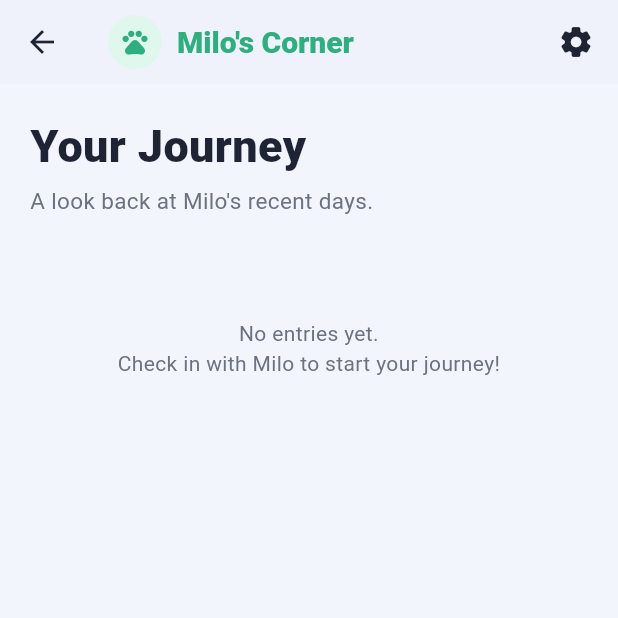
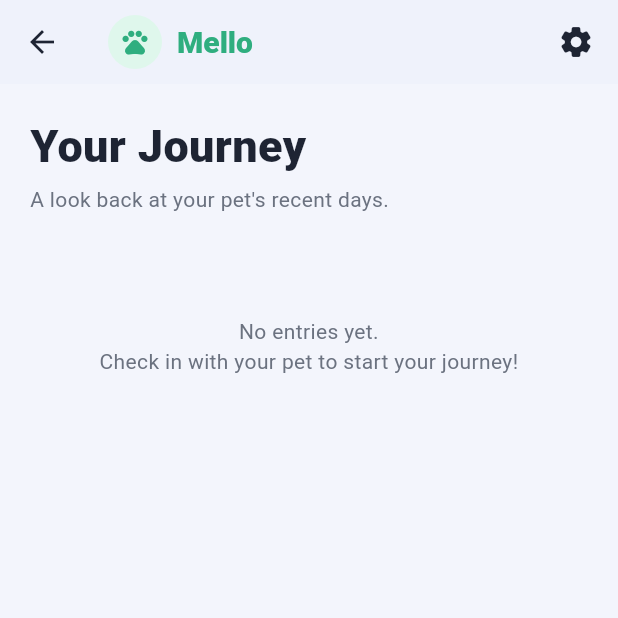
Before and after one commit to melissalau17/ai-wellness-pet-fe, a Flutter app: the HistoryScreen screen opened directly, on a phone screen of 412 x 824 dp, the top half of it. Run offline on Flutter 3.47's test engine with Material 3 defaults, Android fonts, the phone set to English and light mode, and no system bars; our stand-ins replace flutter_dotenv, shared_preferences; accounts and stored records are empty.

Commit message:
integrated new APIs and improved design

```diff
--- a/lib/main.dart
+++ b/lib/main.dart
@@ -10,25 +10,20 @@ import 'widgets/bottom_nav.dart';
 Future<void> main() async {
   WidgetsFlutterBinding.ensureInitialized();
   await dotenv.load(fileName: '.env');
-  runApp(const MilosCornerApp());
+  runApp(MelloApp(apiBaseUrl: dotenv.env['API_BASE_URL'] ?? 'https://ai-wellness-pet.onrender.com/api/v1'));
 }
 
-class MilosCornerApp extends StatelessWidget {
-  const MilosCornerApp({super.key});
+class MelloApp extends StatelessWidget {
+  final String apiBaseUrl;
+  const MelloApp({super.key, required this.apiBaseUrl});
 
   @override
   Widget build(BuildContext context) {
-    final baseUrl = dotenv.env['API_BASE_URL'] ??
-        const String.fromEnvironment(
-          'API_BASE_URL',
-          defaultValue: 'https://ai-wellness-pet.onrender.com/api/v1',
-        );
-
     return ChangeNotifierProvider(
-      create: (_) => PetProvider(ApiService(baseUrl: baseUrl))
+      create: (_) => PetProvider(ApiService(baseUrl: apiBaseUrl))
         ..loadFromStorage(),
       child: MaterialApp(
-        title: "Milo's Corner",
+        title: "Mello",
         debugShowCheckedModeBanner: false,
         theme: AppTheme.light(),
         home: const _RootRouter(),
@@ -37,8 +32,6 @@ class MilosCornerApp extends StatelessWidget {
   }
 }
 
-/// Shows a splash while local storage loads, then routes to onboarding
-/// or straight into the app shell depending on whether setup is done.
 class _RootRouter extends StatelessWidget {
   const _RootRouter();
 
@@ -47,8 +40,6 @@ class _RootRouter extends StatelessWidget {
     return Consumer<PetProvider>(
       builder: (context, provider, _) {
         if (provider.userId == null && !provider.onboarded) {
-          // Still might be loading from storage on first frame; a tiny
-          // splash avoids a flash of the onboarding screen.
           return const OnboardingScreen();
         }
         if (provider.onboarded) {
--- /dev/null
+++ b/lib/models/chat_message.dart
@@ -0,0 +1,41 @@
+class ChatMessage {
+  final String id;
+  final String userId;
+  final String sessionId;
+  final String role; // 'user' or 'milo'
+  final String content;
+  final DateTime createdAt;
+
+  ChatMessage({
+    required this.id,
+    required this.userId,
+    required this.sessionId,
+    required this.role,
+    required this.content,
+    required this.createdAt,
+  });
+
+  factory ChatMessage.fromJson(Map<String, dynamic> json) {
+    return ChatMessage(
+      id: json['id'] as String? ?? '',
+      userId: json['user_id'] as String? ?? '',
+      sessionId: json['session_id'] as String? ?? '',
+      role: json['role'] as String? ?? 'user',
+      content: json['content'] as String? ?? '',
+      createdAt: json['created_at'] != null
+          ? DateTime.parse(json['created_at'] as String)
+          : DateTime.now(),
+    );
+  }
+
+  Map<String, dynamic> toJson() {
+    return {
+      'id': id,
+      'user_id': userId,
+      'session_id': sessionId,
+      'role': role,
+      'content': content,
+      'created_at': createdAt.toIso8601String(),
+    };
+  }
+}
--- a/lib/screens/history_screen.dart
+++ b/lib/screens/history_screen.dart
@@ -28,21 +28,21 @@ class _HistoryScreenState extends State<HistoryScreen> {
     final logs = provider.history;
 
     return Scaffold(
-      appBar: buildMilosAppBar(),
+      appBar: buildMelloAppBar(context),
       body: RefreshIndicator(
         onRefresh: provider.refreshHistory,
         child: logs.isEmpty
             ? ListView(
                 physics: const AlwaysScrollableScrollPhysics(),
                 padding: const EdgeInsets.all(20),
-                children: const [
-                  _Header(),
-                  SizedBox(height: 60),
+                children: [
+                  const _Header(),
+                  const SizedBox(height: 60),
                   Center(
                     child: Text(
-                      'No entries yet.\nCheck in with Milo to start your journey!',
+                      'No entries yet.\nCheck in with ${provider.pet?.petName ?? 'your pet'} to start your journey!',
                       textAlign: TextAlign.center,
-                      style: TextStyle(color: AppColors.textMuted),
+                      style: const TextStyle(color: AppColors.textMuted),
                     ),
                   ),
                 ],
@@ -78,16 +78,17 @@ class _Header extends StatelessWidget {
 
   @override
   Widget build(BuildContext context) {
-    return const Padding(
-      padding: EdgeInsets.only(bottom: 8),
+    final pet = context.watch<PetProvider>().pet;
+    return Padding(
+      padding: const EdgeInsets.only(bottom: 8),
       child: Column(
         crossAxisAlignment: CrossAxisAlignment.start,
         children: [
-          Text('Your Journey',
+          const Text('Your Journey',
               style: TextStyle(fontSize: 30, fontWeight: FontWeight.w800)),
-          SizedBox(height: 4),
-          Text("A look back at Milo's recent days.",
-              style: TextStyle(color: AppColors.textMuted, fontSize: 15)),
+          const SizedBox(height: 4),
+          Text("A look back at ${pet?.petName ?? 'your pet'}'s recent days.",
+              style: const TextStyle(color: AppColors.textMuted, fontSize: 14)),
         ],
       ),
     );
--- a/lib/screens/onboarding_screen.dart
+++ b/lib/screens/onboarding_screen.dart
@@ -87,7 +87,7 @@ class _OnboardingScreenState extends State<OnboardingScreen> {
     final provider = context.watch<PetProvider>();
 
     return Scaffold(
-      appBar: buildMilosAppBar(),
+      appBar: buildMelloAppBar(context),
       body: SafeArea(
         child: SingleChildScrollView(
           padding: const EdgeInsets.symmetric(horizontal: 24, vertical: 16),
--- a/lib/widgets/bottom_nav.dart
+++ b/lib/widgets/bottom_nav.dart
@@ -1,4 +1,6 @@
 import 'package:flutter/material.dart';
+import 'package:provider/provider.dart';
+import '../services/pet_provider.dart';
 import '../theme/app_theme.dart';
 import '../screens/home_screen.dart';
 import '../screens/activities_screen.dart';
@@ -86,7 +88,10 @@ class _AppShellState extends State<AppShell> {
 }
 
 /// Shared top app bar used on every tab.
-PreferredSizeWidget buildMilosAppBar() {
+PreferredSizeWidget buildMelloAppBar(BuildContext context) {
+  final provider = context.watch<PetProvider>();
+  final petName = provider.pet?.petName ?? 'My Pet';
+
   return AppBar(
     titleSpacing: 16,
     title: Row(
@@ -98,7 +103,7 @@ PreferredSizeWidget buildMilosAppBar() {
         ),
         const SizedBox(width: 10),
         const Text(
-          "Milo's Corner",
+          "Mello",
           style: TextStyle(
             color: AppColors.mintDark,
             fontWeight: FontWeight.w800,
```
Also changed, not shown: lib/screens/activities_screen.dart (+7 -13 lines), lib/screens/chat_screen.dart (added, +281 -0 lines), lib/screens/garden_screen.dart (+12 -4 lines), lib/screens/home_screen.dart (+15 -1 lines), lib/services/api_service.dart (+48 -8 lines).
